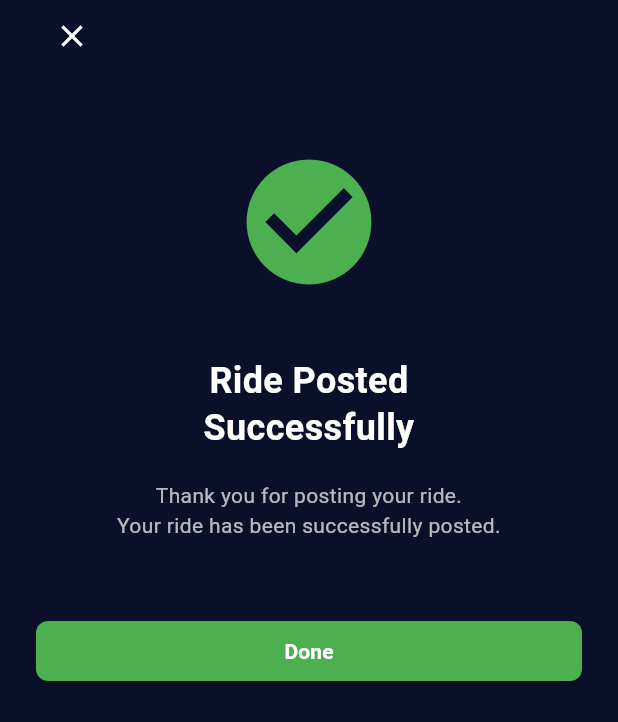
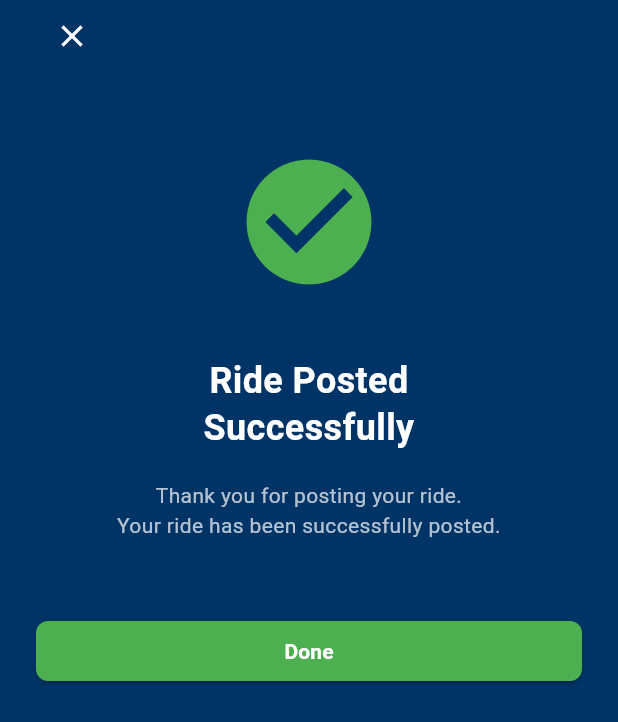
Before and after one commit to wso2-ballerina-carpooling-project/mobile-app-frontend, a Flutter app: the screen it shows after launch, on a phone screen of 412 x 824 dp. Shown: the top 722 px of the screen. Run offline on Flutter 3.47's test engine with Material 3 defaults, Android fonts, the light colour scheme and no system bars.

Commit message:
Background color changed into primary background color

```diff
--- a/lib/views/ride_post_confirmation.dart
+++ b/lib/views/ride_post_confirmation.dart
@@ -6,7 +6,7 @@ class RidePostConfirmationPage extends StatelessWidget {
   @override
   Widget build(BuildContext context) {
     return Scaffold(
-      backgroundColor: const Color(0xFF0A1029),
+      backgroundColor: const Color(0xFF003366),
       body: SafeArea(
         child: Padding(
           padding: const EdgeInsets.symmetric(horizontal: 24.0),
```
